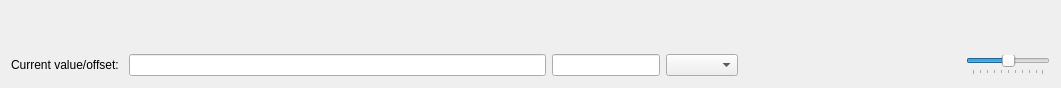
This is SIM-VICUS/src/SVTimeSliderWidget.ui in ghorwin/SIM-VICUS as Qt 5 draws it before an edit. The edited form follows.
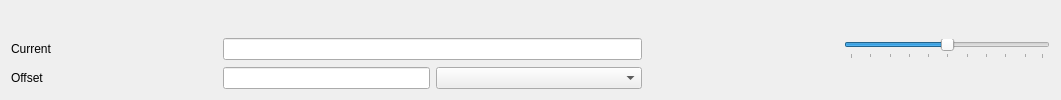
This is the edited form. Custom widgets are drawn as their Qt base class.

The edit to the form file:
```diff
--- a/SIM-VICUS/src/SVTimeSliderWidget.ui
+++ b/SIM-VICUS/src/SVTimeSliderWidget.ui
@@ -14,26 +14,10 @@
    <string>Form</string>
   </property>
   <layout class="QGridLayout" name="gridLayout">
-   <item row="0" column="0" colspan="8">
-    <widget class="SVNonEquidistantSlider" name="widgetSlider" native="true">
-     <property name="sizePolicy">
-      <sizepolicy hsizetype="Expanding" vsizetype="Preferred">
-       <horstretch>0</horstretch>
-       <verstretch>0</verstretch>
-      </sizepolicy>
-     </property>
-     <property name="minimumSize">
-      <size>
-       <width>0</width>
-       <height>20</height>
-      </size>
-     </property>
-    </widget>
-   </item>
-   <item row="1" column="0">
-    <widget class="QLabel" name="labelCurrentTime">
+   <item row="2" column="0">
+    <widget class="QLabel" name="labelCurrentTime_2">
      <property name="text">
-      <string>Current value/offset: </string>
+      <string>Offset</string>
      </property>
      <property name="textFormat">
       <enum>Qt::PlainText</enum>
@@ -43,31 +27,8 @@
      </property>
     </widget>
    </item>
-   <item row="1" column="1">
-    <widget class="QLineEdit" name="lineEditCurrentTime">
-     <property name="readOnly">
-      <bool>true</bool>
-     </property>
-    </widget>
-   </item>
-   <item row="1" column="2">
-    <widget class="QLineEdit" name="lineEditOffsetFromStart">
-     <property name="sizePolicy">
-      <sizepolicy hsizetype="Preferred" vsizetype="Fixed">
-       <horstretch>0</horstretch>
-       <verstretch>0</verstretch>
-      </sizepolicy>
-     </property>
-     <property name="alignment">
-      <set>Qt::AlignRight|Qt::AlignTrailing|Qt::AlignVCenter</set>
-     </property>
-    </widget>
-   </item>
-   <item row="1" column="3">
-    <widget class="QComboBox" name="comboBoxUnit"/>
-   </item>
    <item row="1" column="4">
-    <spacer name="horizontalSpacer_2">
+    <spacer name="horizontalSpacer">
      <property name="orientation">
       <enum>Qt::Horizontal</enum>
      </property>
@@ -76,13 +37,13 @@
      </property>
      <property name="sizeHint" stdset="0">
       <size>
-       <width>20</width>
-       <height>17</height>
+       <width>10</width>
+       <height>20</height>
       </size>
      </property>
     </spacer>
    </item>
-   <item row="1" column="5">
+   <item row="1" column="3">
     <layout class="QHBoxLayout" name="horizontalLayout">
      <item>
       <widget class="QtExt::IconButton" name="widgetReset" native="true">
@@ -221,23 +182,7 @@
      </item>
     </layout>
    </item>
-   <item row="1" column="6">
-    <spacer name="horizontalSpacer">
-     <property name="orientation">
-      <enum>Qt::Horizontal</enum>
-     </property>
-     <property name="sizeType">
-      <enum>QSizePolicy::Fixed</enum>
-     </property>
-     <property name="sizeHint" stdset="0">
-      <size>
-       <width>10</width>
-       <height>20</height>
-      </size>
-     </property>
-    </spacer>
-   </item>
-   <item row="1" column="7">
+   <item row="1" column="5">
     <widget class="QSlider" name="horizontalSliderDisplaySpeed">
      <property name="sizePolicy">
       <sizepolicy hsizetype="Preferred" vsizetype="Fixed">
@@ -265,6 +210,58 @@
      </property>
     </widget>
    </item>
+   <item row="2" column="1">
+    <widget class="QLineEdit" name="lineEditOffsetFromStart">
+     <property name="sizePolicy">
+      <sizepolicy hsizetype="Preferred" vsizetype="Fixed">
+       <horstretch>0</horstretch>
+       <verstretch>0</verstretch>
+      </sizepolicy>
+     </property>
+     <property name="alignment">
+      <set>Qt::AlignRight|Qt::AlignTrailing|Qt::AlignVCenter</set>
+     </property>
+    </widget>
+   </item>
+   <item row="2" column="2">
+    <widget class="QComboBox" name="comboBoxUnit"/>
+   </item>
+   <item row="1" column="0">
+    <widget class="QLabel" name="labelCurrentTime">
+     <property name="text">
+      <string>Current </string>
+     </property>
+     <property name="textFormat">
+      <enum>Qt::PlainText</enum>
+     </property>
+     <property name="textInteractionFlags">
+      <set>Qt::TextSelectableByKeyboard|Qt::TextSelectableByMouse</set>
+     </property>
+    </widget>
+   </item>
+   <item row="1" column="1" colspan="2">
+    <widget class="QLineEdit" name="lineEditCurrentTime">
+     <property name="readOnly">
+      <bool>true</bool>
+     </property>
+    </widget>
+   </item>
+   <item row="0" column="0" colspan="6">
+    <widget class="SVNonEquidistantSlider" name="widgetSlider" native="true">
+     <property name="sizePolicy">
+      <sizepolicy hsizetype="Expanding" vsizetype="Preferred">
+       <horstretch>0</horstretch>
+       <verstretch>0</verstretch>
+      </sizepolicy>
+     </property>
+     <property name="minimumSize">
+      <size>
+       <width>0</width>
+       <height>20</height>
+      </size>
+     </property>
+    </widget>
+   </item>
   </layout>
  </widget>
  <customwidgets>
```
